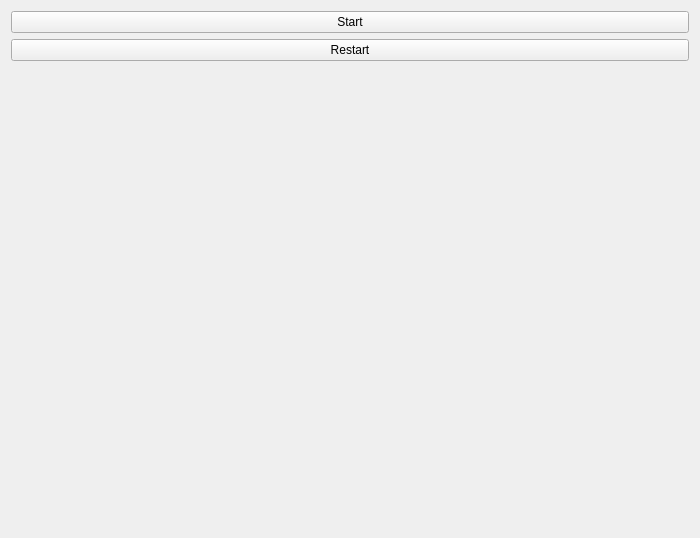
The window that mainwindow.ui (spluto/QGOL) describes before a commit, drawn with Qt 5.
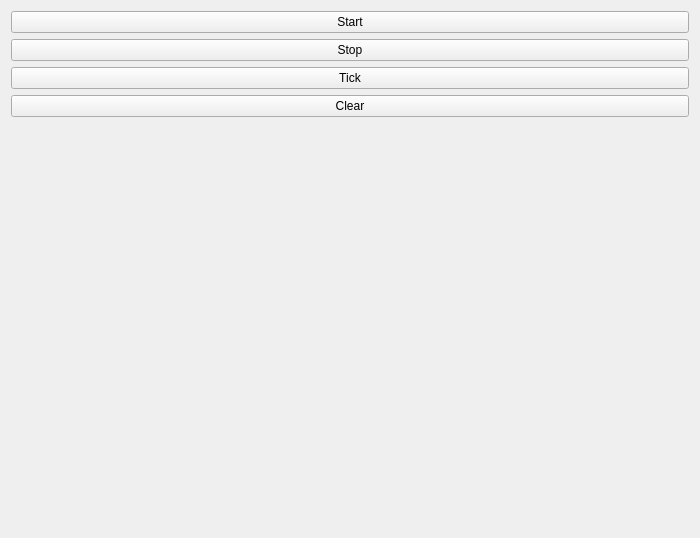
The same window after the commit.

Commit message: Stop and Tick button added

```diff
--- a/mainwindow.ui
+++ b/mainwindow.ui
@@ -29,7 +29,21 @@
         <item>
          <widget class="QPushButton" name="restartButton">
           <property name="text">
-           <string>Restart</string>
+           <string>Stop</string>
+          </property>
+         </widget>
+        </item>
+        <item>
+         <widget class="QPushButton" name="tickButton">
+          <property name="text">
+           <string>Tick</string>
+          </property>
+         </widget>
+        </item>
+        <item>
+         <widget class="QPushButton" name="clearButton">
+          <property name="text">
+           <string>Clear</string>
           </property>
          </widget>
         </item>
```
Left out of the diff: 2 changed lines with no effect on the pictures. The commit also changes 3 other files.
